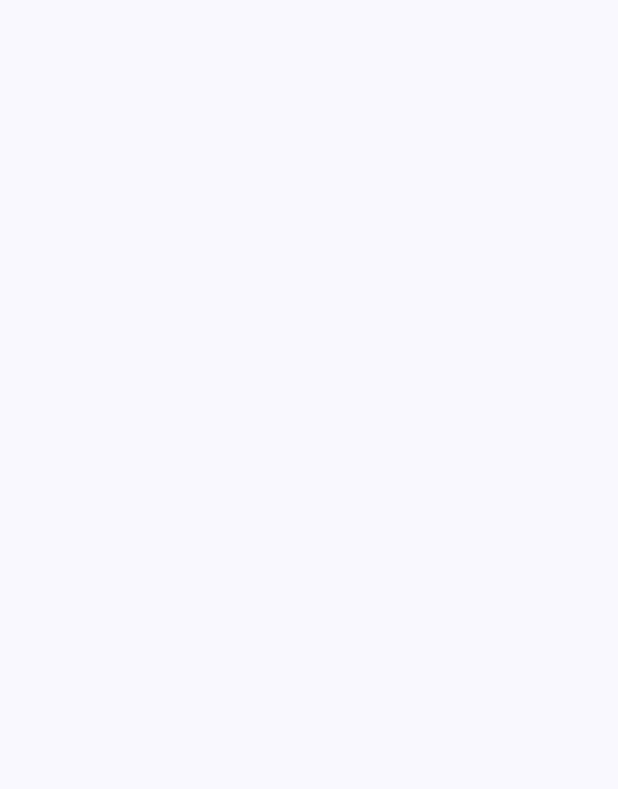
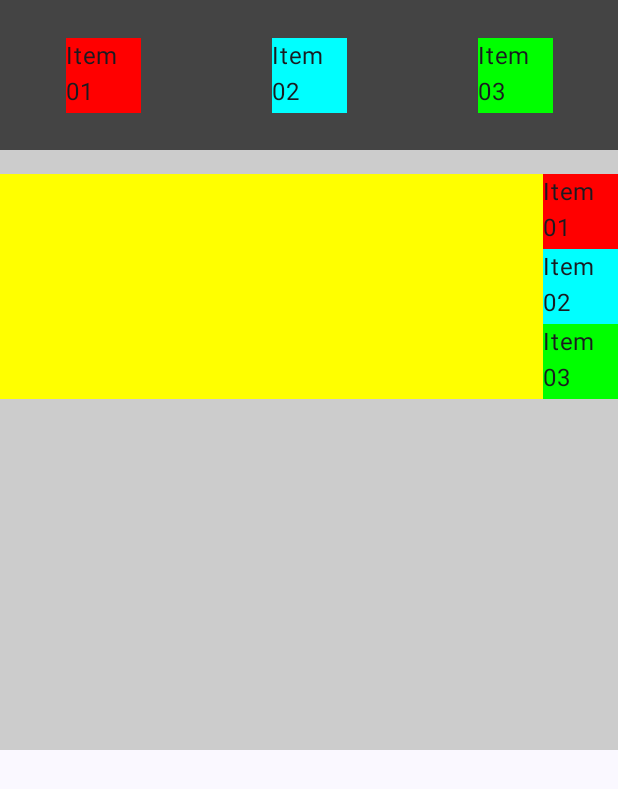
Before and after one commit to fatec-registro-yuri-villanova/compose-intro, an Android app built with Jetpack Compose: the screen it shows after launch (MainActivity), on a phone screen of 412 x 824 dp. Before the commit the part shown is empty. Shown: the top 789 px of the screen. Run offline under Robolectric (Android 15) with nearby library versions, the phone set to English and light mode, and no system bars.

Commit message:
Refactor: Relocate login components and add Modifier screens
This commit refactors the project structure by moving login-related composables into a dedicated `login` subpackage within `ui/components`.

Additionally, new screens and components demonstrating Jetpack Compose Modifiers have been introduced:

- **New Screens:**
    - `ModifierScreen`: Showcases various Modifier usages like `StyledText`, `StyledBox`, and `ClickableText`.
    - `AlignmentDemoScreen`: Demonstrates `Arrangement` and `Alignment` properties within `Row` and `Column` layouts.

- **New Modifier Components (under `ui/components/modifier`):**
    - `StyledBox`: A `Box` with custom background, rounded corners, and border.
    - `StyledText`: `Text` composables demonstrating padding, height, and background modifiers.
    - `ClickableText`: A `Text` composable that toggles the visibility of another `Text` element upon clicking.

The `MainActivity` has been updated to allow for easy switching between these new Modifier example screens.

```diff
--- a/app/src/main/java/com/fatec/composeintro/MainActivity.kt
+++ b/app/src/main/java/com/fatec/composeintro/MainActivity.kt
@@ -12,6 +12,7 @@ import androidx.compose.material3.Text
 import androidx.compose.runtime.Composable
 import androidx.compose.ui.Modifier
 import androidx.compose.ui.tooling.preview.Preview
+import com.fatec.composeintro.ui.screens.modifier.AlignmentDemoScreen
 import com.fatec.composeintro.ui.theme.ComposeIntroTheme
 
 class MainActivity : ComponentActivity() {
@@ -32,6 +33,8 @@ class MainActivity : ComponentActivity() {
 //                        ToDoListScreen()
 //                    FuelCalculatorScreen()
 //                        TaxCalculatorScreen()
+//                        ModifierScreen()
+                        AlignmentDemoScreen()
                     }
                 }
             }
--- a/app/src/main/java/com/fatec/composeintro/ui/components/EmailInputText.kt
+++ b/app/src/main/java/com/fatec/composeintro/ui/components/login/EmailInputText.kt
@@ -1,4 +1,4 @@
-package com.fatec.composeintro.ui.components
+package com.fatec.composeintro.ui.components.login
 
 import androidx.compose.material3.Text
 import androidx.compose.material3.TextField
--- a/app/src/main/java/com/fatec/composeintro/ui/components/LoginButton.kt
+++ b/app/src/main/java/com/fatec/composeintro/ui/components/login/LoginButton.kt
@@ -1,4 +1,4 @@
-package com.fatec.composeintro.ui.components
+package com.fatec.composeintro.ui.components.login
 
 import androidx.compose.material3.Button
 import androidx.compose.material3.Text
--- a/app/src/main/java/com/fatec/composeintro/ui/components/TitulodaTela.kt
+++ b/app/src/main/java/com/fatec/composeintro/ui/components/login/TitulodaTela.kt
@@ -1,4 +1,4 @@
-package com.fatec.composeintro.ui.components
+package com.fatec.composeintro.ui.components.login
 
 import androidx.compose.material3.Text
 import androidx.compose.runtime.Composable
--- /dev/null
+++ b/app/src/main/java/com/fatec/composeintro/ui/screens/modifier/AlignmentScreen.kt
@@ -0,0 +1,74 @@
+package com.fatec.composeintro.ui.screens.modifier
+
+import androidx.compose.foundation.background
+import androidx.compose.foundation.layout.Arrangement
+import androidx.compose.foundation.layout.Column
+import androidx.compose.foundation.layout.Row
+import androidx.compose.foundation.layout.Spacer
+import androidx.compose.foundation.layout.fillMaxWidth
+import androidx.compose.foundation.layout.height
+import androidx.compose.foundation.layout.size
+import androidx.compose.material3.Text
+import androidx.compose.runtime.Composable
+import androidx.compose.ui.Alignment
+import androidx.compose.ui.Modifier
+import androidx.compose.ui.graphics.Color
+import androidx.compose.ui.tooling.preview.Preview
+import androidx.compose.ui.unit.dp
+import com.fatec.composeintro.ui.theme.ComposeIntroTheme
+
+@Composable
+fun AlignmentDemoScreen(modifier: Modifier = Modifier) {
+    Column(
+        modifier = modifier
+            .fillMaxWidth()
+            .height(500.dp)
+            .background(Color.LightGray)
+    ) {
+        Row(
+            modifier = Modifier
+                .height(100.dp)
+                .fillMaxWidth()
+                .background(Color.DarkGray),
+            horizontalArrangement = Arrangement.SpaceAround,
+            verticalAlignment = Alignment.CenterVertically
+        ) {
+            Text("Item 01", modifier = Modifier
+                .size(50.dp)
+                .background(Color.Red))
+            Text("Item 02", modifier = Modifier
+                .size(50.dp)
+                .background(Color.Cyan))
+            Text("Item 03", modifier = Modifier
+                .size(50.dp)
+                .background(Color.Green))
+        }
+
+        Spacer(modifier = Modifier.height(16.dp))
+        Column(
+            modifier = Modifier
+                .fillMaxWidth()
+                .background(Color.Yellow),
+            horizontalAlignment = Alignment.End,
+            verticalArrangement = Arrangement.SpaceBetween
+        ) {
+            Text("Item 01", modifier = Modifier
+                .size(50.dp)
+                .background(Color.Red))
+            Text("Item 02", modifier = Modifier
+                .size(50.dp)
+                .background(Color.Cyan))
+            Text("Item 03", modifier = Modifier
+                .size(50.dp)
+                .background(Color.Green))
+        }
+    }
+}
+
+@Preview(showBackground = true)
+@Composable
+private fun AlignmentDemoScreen() {
+    ComposeIntroTheme {
+        AlignmentDemoScreen()
+    }
+}
```
Also changed, not shown: app/src/main/java/com/fatec/composeintro/ui/components/modifier/ClickableText.kt (added, +48 -0 lines), app/src/main/java/com/fatec/composeintro/ui/components/modifier/StyledBox.kt (added, +38 -0 lines), app/src/main/java/com/fatec/composeintro/ui/components/modifier/StyledText.kt (added, +51 -0 lines), app/src/main/java/com/fatec/composeintro/ui/screens/modifier/ModifierScreen.kt (added, +27 -0 lines).
